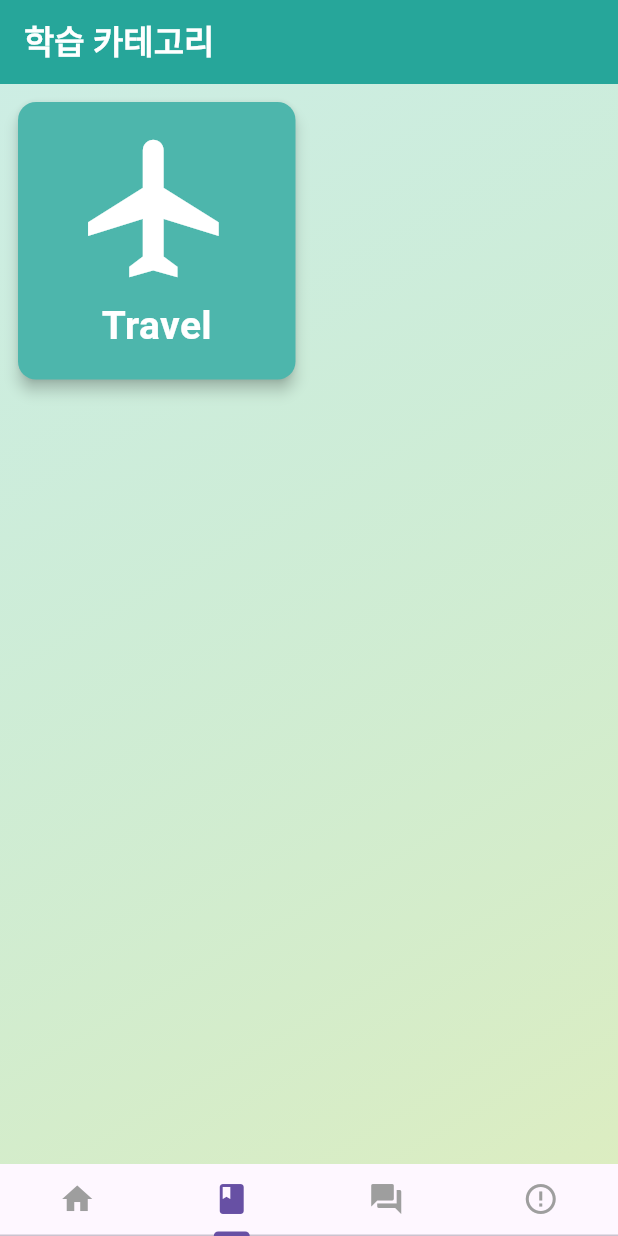
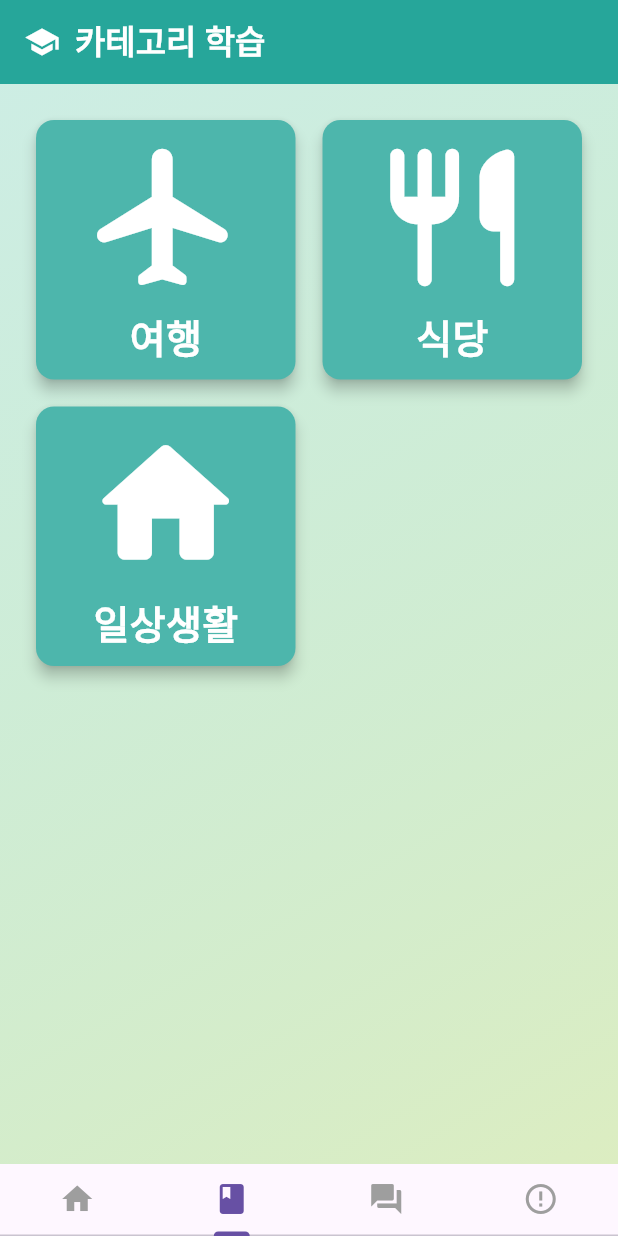
Before and after one commit to nam9nine/english_word_app, a Flutter app: the screen it shows after launch, item 2 of the bottom bar chosen, on a phone screen of 412 x 824 dp. Run offline on Flutter 3.47's test engine with Material 3 defaults, Android fonts, the light colour scheme and no system bars; our stand-ins replace carousel_slider, sqflite; accounts and stored records are empty; Roboto replaces fonts that are missing (Pretendard).

Commit message:
Refactoring Card widget

```diff
--- a/lib/const/category.const.dart
+++ /dev/null
@@ -1 +0,0 @@
-const TRAVEL_CONST= 'Travel';
--- a/lib/main.dart
+++ b/lib/main.dart
@@ -47,7 +47,7 @@ class _MainViewState extends State<MainView> with SingleTickerProviderStateMixin
     controller = TabController(length: 4, vsync: this);
     categories.add(Category(name: '여행', imagePath: 'assets/images/travel_banner.jpg'));
     categories.add(Category(name: '식당', imagePath: 'assets/images/restaurant_banner.jpg'));
-    categories.add(Category(name: '일상 생활', imagePath: 'assets/images/daily-life_banner.jpg'));
+    categories.add(Category(name: '일상생활', imagePath: 'assets/images/daily-life_banner.jpg'));
     repository = WordRepository(DatabaseHelper());
   }
 
@@ -64,7 +64,7 @@ class _MainViewState extends State<MainView> with SingleTickerProviderStateMixin
         controller: controller,
         children: <Widget>[
           HomePage(categories: categories, repository : repository),
-          LearnPage(repository: repository),
+          LearnMainPage(categories : categories, repository: repository),
           QuizMainPage(repository: repository),
           IncorrectPage(repository: repository),
         ],
--- a/lib/views/incorrect_page/incorrect-main.page.dart
+++ b/lib/views/incorrect_page/incorrect-main.page.dart
@@ -20,7 +20,7 @@ class _IncorrectPageState extends State<IncorrectPage> {
   }
 
   void _loadWrongWords() async {
-    List<Word> loadedWords = await widget.repository.getWrongAnswer('Travel');
+    List<Word> loadedWords = await widget.repository.getWrongAnswer('여행');
 
       setState(() {
         wrongWords = loadedWords;
--- a/lib/views/learning_page/learning-main.page.dart
+++ b/lib/views/learning_page/learning-main.page.dart
@@ -1,11 +1,13 @@
-import 'package:english_world/const/category.const.dart';
-import 'package:english_world/views/learning_page/learning-travel.page.dart';
+
+import 'package:english_world/widget/learning-main_card.dart';
 import 'package:flutter/material.dart';
+import '../../model/main-category.model.dart';
 import '../../repository/word-repository.dart';
 
-class LearnPage extends StatefulWidget {
+class LearnMainPage extends StatefulWidget {
   final WordRepository repository;
-  const LearnPage({super.key, required this.repository});
+  final List<Category> categories;
+  const LearnMainPage({super.key, required this.categories, required this.repository});
 
   @override
   State<StatefulWidget> createState() {
@@ -13,19 +15,26 @@ class LearnPage extends StatefulWidget {
   }
 }
 
-class _LearnPage extends State<LearnPage> {
+class _LearnPage extends State<LearnMainPage> {
   @override
   Widget build(BuildContext context) {
     return Scaffold(
       appBar: AppBar(
-        title: const Text("학습 카테고리", style: TextStyle(
-            color: Colors.white,
-            fontWeight: FontWeight.bold
-        )),
+        title: const Row(
+          mainAxisSize: MainAxisSize.min,
+          children: <Widget>[
+            Icon(Icons.school, color: Colors.white),
+            SizedBox(width: 10),
+            Text('카테고리 학습', style: TextStyle(
+                color: Colors.white,
+                fontWeight: FontWeight.bold
+            )),
+          ],
+        ),
         backgroundColor: Colors.teal[400],
       ),
       body: Container(
-        padding: const EdgeInsets.all(8),
+        padding: const EdgeInsets.all(20),
         decoration: const BoxDecoration(
           gradient: LinearGradient(
             colors: [
@@ -41,43 +50,10 @@ class _LearnPage extends State<LearnPage> {
           crossAxisSpacing: 10,
           mainAxisSpacing: 10,
           children: <Widget>[
-            GestureDetector(
-              child: Card(
-                color: Colors.teal[300],
-                elevation: 4,
-                shape: RoundedRectangleBorder(borderRadius: BorderRadius.circular(12)),
-                child: Container(
-                  child: const Column(
-                    mainAxisAlignment: MainAxisAlignment.center,
-                    children: <Widget>[
-                      Padding(
-                        padding: EdgeInsets.only(top : 2.0, bottom: 2.0),
-                        child: Icon(Icons.flight, size: 110, color: Colors.white),
-                      ),
-                      Padding(
-                        padding: EdgeInsets.only(top: 3.0, bottom: 3.0),
-                        child: Text(
-                          TRAVEL_CONST,
-                          style: TextStyle(
-                            fontSize: 26,
-                            fontFamily: "Pretendard",
-                            fontWeight: FontWeight.w600,
-                            color: Colors.white
-                          ),
-                        ),
-                      ),
-                    ],
-                  ),
-                ),
-              ),
-              onTap: () {
-                Navigator.push(
-                  context,
-                  MaterialPageRoute(builder: (context) => TravelWordPage(repository: widget.repository)),
-                );
-              },
-            ),
-          ],
+            ...widget.categories.map((category){
+              return LearnMainCard(category: category.name, repository: widget.repository,);
+            })
+        ],
         ),
       ),
     );
--- a/lib/views/quiz_page/quiz-travel.page.dart
+++ b/lib/views/quiz_page/quiz-travel.page.dart
@@ -34,7 +34,7 @@ class _QuizTravelPageState extends State<QuizTravelPage> {
   }
 
   void _init() async {
-    allWords = await widget.repository.getWordsByCategory('Travel');
+    allWords = await widget.repository.getWordsByCategory('여행');
     setState(() {
       showWords = (List.from(allWords)..shuffle()).take(5).toList().cast<Word>();
     });
@@ -44,9 +44,8 @@ class _QuizTravelPageState extends State<QuizTravelPage> {
   void _checkAnswer(String showWord, bool isCorrect) {
     FocusScope.of(context).requestFocus(focusNode);
     setState(() {
-      feedbackMessage = isCorrect ? '정답!' : '오답 -> 정답 : $showWord';
+      feedbackMessage = isCorrect ? '정답!' : '오답';
       this.isCorrect = isCorrect;
-
     });
     ScaffoldMessenger.of(context).showSnackBar(SnackBar(
       content: Text(feedbackMessage),
@@ -195,10 +194,12 @@ class _QuizTravelPageState extends State<QuizTravelPage> {
 
     if (inputValue != correctValue) {
       _checkAnswer(correctValue!, false);
-      widget.repository.updateWrongAnswer(correctValue, 'Travel');
+      widget.repository.updateWrongAnswer(correctValue, '여행');
     } else {
       _checkAnswer(correctValue!, true);
-      widget.repository.updateCorrectAnswer(correctValue, 'Travel');
+      widget.repository.updateCorrectAnswer(correctValue, '여행');
+        correctCount++;
+
     }
 
     answerController.clear();
--- a/lib/widget/main-carousel.dart
+++ b/lib/widget/home-main-carousel.dart
@@ -4,7 +4,7 @@ import '../model/main-category.model.dart';
 
 class MainCarouselSlider extends StatefulWidget {
   final List<Category> categories;
-  final void Function(int) onPageChanged;
+  final void Function(String) onPageChanged;
 
   const MainCarouselSlider({super.key, required this.categories, required this.onPageChanged});
 
@@ -53,7 +53,7 @@ class _MainCarouselSlider extends State<MainCarouselSlider> {
           enlargeCenterPage: true,
           autoPlay: true,
           onPageChanged : (index, reason) {
-            widget.onPageChanged(index);
+            widget.onPageChanged(widget.categories[index].name);
           }
       ),
     );
--- /dev/null
+++ b/lib/widget/learning-main_card.dart
@@ -0,0 +1,59 @@
+
+import 'package:english_world/views/learning_page/learning-sub.page.dart';
+import 'package:flutter/material.dart';
+import '../repository/word-repository.dart';
+
+class LearnMainCard extends StatefulWidget {
+  final String category;
+  final WordRepository repository;
+  const LearnMainCard({super.key, required this.category, required this.repository});
+
+  @override
+  State<StatefulWidget> createState() {
+    return _LearnMainCard();
+  }
+}
+
+class _LearnMainCard extends State<LearnMainCard> {
+
+  @override
+  Widget build(BuildContext context) {
+    return  GestureDetector(
+      child: Card(
+        color: Colors.teal[300],
+        elevation: 4,
+        shape: RoundedRectangleBorder(borderRadius: BorderRadius.circular(12)),
+        child: Column(
+          mainAxisAlignment: MainAxisAlignment.center,
+          children: <Widget>[
+            Padding(
+              padding: const EdgeInsets.only(top : 2.0, bottom: 2.0),
+              child: widget.category == "여행" ? const Icon(Icons.flight_rounded, size: 110, color: Colors.white) :
+                  widget.category == "식당" ? const Icon(Icons.restaurant_rounded, size: 110, color: Colors.white) :
+                      widget.category == "일상생활" ? const Icon(Icons.home_rounded, size: 110, color: Colors.white) : null
+            ),
+            Padding(
+              padding: const EdgeInsets.only(top: 3.0, bottom: 3.0),
+              child: Text(
+                widget.category,
+                style: const TextStyle(
+                    fontSize: 26,
+                    fontFamily: "Pretendard",
+                    fontWeight: FontWeight.w600,
+                    color: Colors.white
+                ),
+              ),
+            ),
+          ],
+        ),
+      ),
+      onTap: () {
+        Navigator.push(
+          context,
+          MaterialPageRoute(builder: (context) => LearnSubPage(category : widget.category, repository: widget.repository)),
+        );
+      },
+    );
+  }
+
+}
```
Also changed, not shown: assets/data/words.json (+30 -40 lines), lib/views/home_page/home-main.page.dart (+10 -21 lines), lib/views/learning_page/learning-sub.page.dart (renamed from lib/views/learning_page/learning-travel.page.dart, +34 -14 lines), lib/widget/learn-card.dart (deleted, +0 -54 lines), lib/widget/learning-carousel.dart (renamed from lib/widget/learn-carousel.dart).
